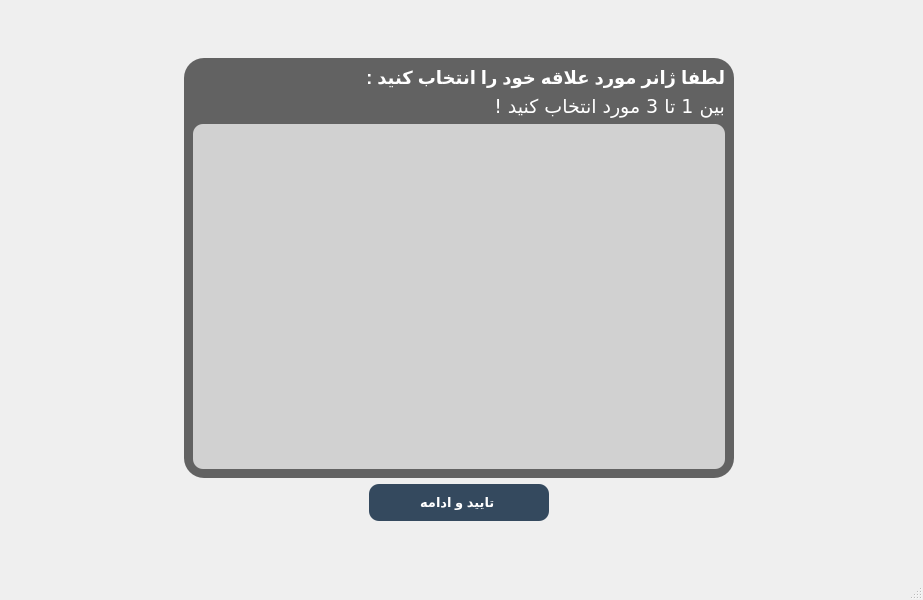
Before: the Qt Designer form client/GenreSelectionWindow_c.ui in afkhamis1386-afk/bookCLUB_Project, drawn with Qt 5.
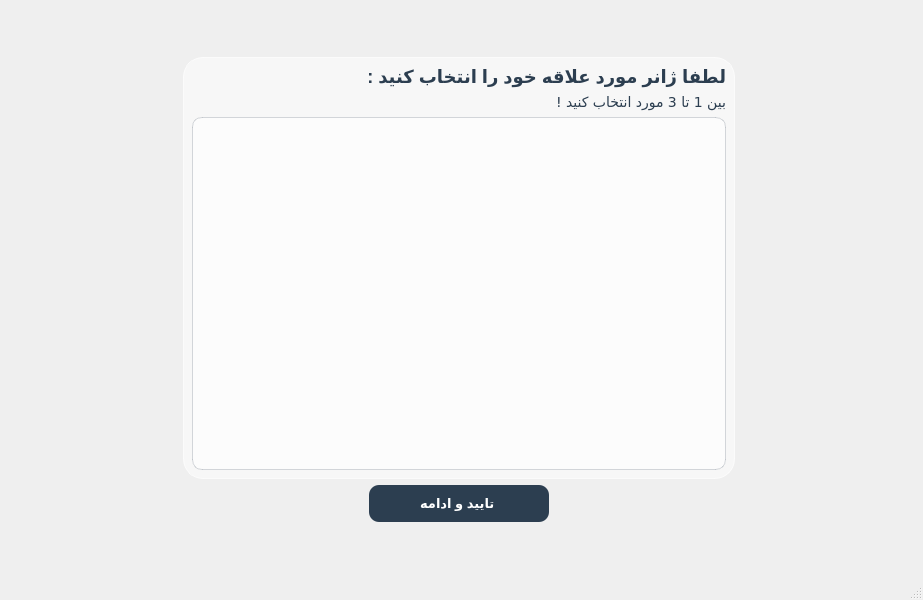
After: the same form once the commit is applied. Icons and pictures are not drawn.

The edit to the form file:
```diff
--- a/client/GenreSelectionWindow_c.ui
+++ b/client/GenreSelectionWindow_c.ui
@@ -14,36 +14,70 @@
    <string>MainWindow</string>
   </property>
   <property name="styleSheet">
-   <string notr="true">#GenreSelectionWindow {
-    border-image: url(:/back.im.jpg); 
+   <string notr="true">#GenreSelectionWindow, #centralwidget {
+    border-image: url(:/wallhaven-49kq3d.jpg) 0 0 0 0 stretch stretch;
+}
+#widget {
+    background-color: rgba(255, 255, 255, 120);  
+    border: 1px solid rgba(255, 255, 255, 180);
+    border-radius: 20px;
+    min-width: 550px; 
+    min-height: 420px;
 }
 QPushButton#confirmButton {
-    background-color: #3b82f6;
-    color: white;
+    background-color: #2c3e50;
+    color: #ffffff;
+    border: none;
     border-radius: 15px;
-    font-family: &quot;Vazirmatn&quot;, &quot;B Yekan&quot;, Tahoma;
-    font-size: 16px;
+    font-family: &quot;Vazirmatn&quot;, &quot;Segoe UI&quot;, &quot;Tahoma&quot;;
+    font-size: 14px;
     font-weight: bold;
     padding: 10px;
 }
+
 QPushButton#confirmButton:hover {
-    background-color: #2563eb;
+    background-color: #34495e;
+    color: #d4af37;
+}
+
+QPushButton#confirmButton:pressed {
+    background-color: #1a252f;
 }
 QListWidget#genresListWidget {
-    background-color: rgba(255, 255, 255, 180);
+    background-color: rgba(255, 255, 255, 160);
+    color: #2c3e50;
+    border: 1px solid rgba(44, 62, 80, 50);
     border-radius: 10px;
     padding: 5px;
-    font-family: &quot;Vazirmatn&quot;, &quot;B Yekan&quot;, Tahoma;
+    font-family: &quot;Vazirmatn&quot;, &quot;Segoe UI&quot;, &quot;Tahoma&quot;;
+}
+QListWidget#genresListWidget::item {
+    padding: 10px;
+    color: #2c3e50;
+    border-bottom: 1px solid rgba(44, 62, 80, 15);
+    border-radius: 6px;
+}
+
+QListWidget#genresListWidget::item:hover {
+    background-color: rgba(44, 62, 80, 25);
+}
+
+QListWidget#genresListWidget::item:selected {
+    background-color: #2c3e50; 
+    color: #ffffff;
 }
 QLabel {
-    color: white;
-    font-family: &quot;Vazirmatn&quot;, &quot;B Yekan&quot;, Tahoma;
+    color: #2c3e50;
+    font-family: &quot;Vazirmatn&quot;, &quot;Segoe UI&quot;, &quot;Tahoma&quot;;
     font-size: 18px;
     font-weight: bold;
+    background: transparent;
 }
 QLabel#instructionLabel {
+    color: #2c3e50;
     font-size: 14px;
     font-weight: normal;
+    background: transparent;
 }</string>
   </property>
   <widget class="QWidget" name="centralwidget">
@@ -115,12 +149,7 @@
     <item row="1" column="1" colspan="3">
      <widget class="QWidget" name="widget" native="true">
       <property name="styleSheet">
-       <string notr="true">#widget {
-    background-color: rgba(0, 0, 0, 150);
-    border-radius: 20px;
-    min-width: 550px; 
-    min-height: 420px;
-}</string>
+       <string notr="true"/>
       </property>
       <layout class="QVBoxLayout" name="verticalLayout">
        <item>
@@ -140,9 +169,7 @@
           </font>
          </property>
          <property name="styleSheet">
-          <string notr="true">color: white;
-font-family: &quot;Vazirmatn&quot;, &quot;B Yekan&quot;, Tahoma;
-font-size: 19px; </string>
+          <string notr="true"/>
          </property>
          <property name="text">
           <string>بین 1 تا 3 مورد انتخاب کنید !</string>
@@ -159,10 +186,12 @@
      <widget class="QPushButton" name="confirmButton">
       <property name="styleSheet">
        <string notr="true">QPushButton#confirmButton {
-    background-color: #34495e; 
-    color: white;
+    background-color: #2c3e50; 
+    color: #ffffff;
+    border: none;
     border-radius: 10px; 
     padding: 10px;
+    font-family: &quot;Segoe UI&quot;, &quot;Tahoma&quot;;
     font-size: 10pt;
     font-weight: bold;
 }
```
Left out of the diff: 6 changed lines with no effect on the pictures.
